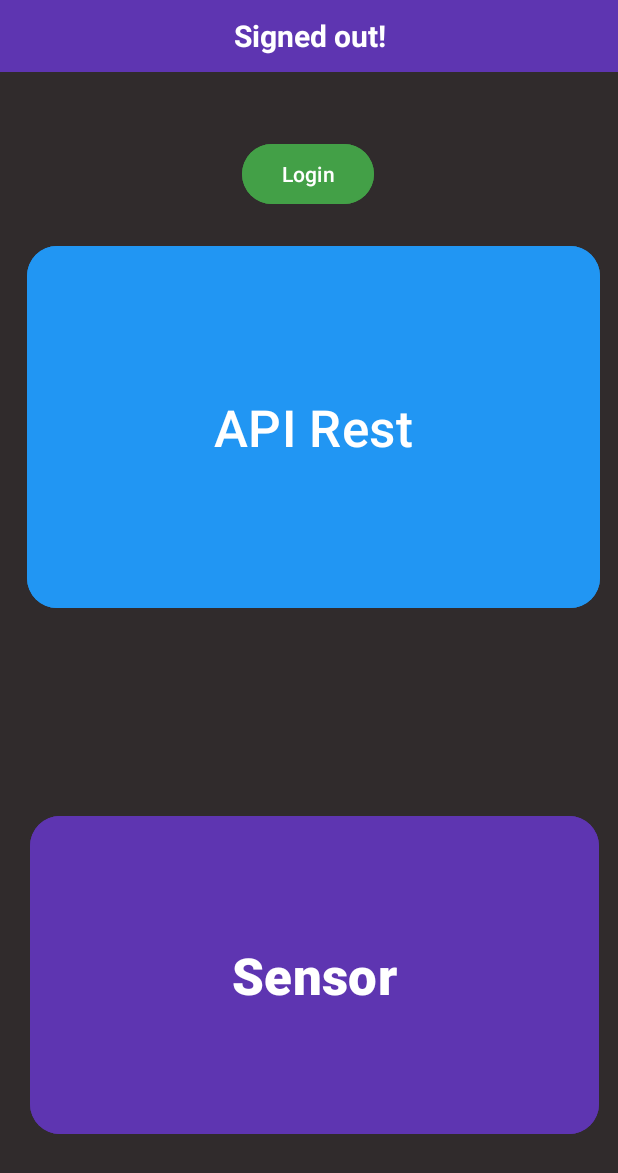
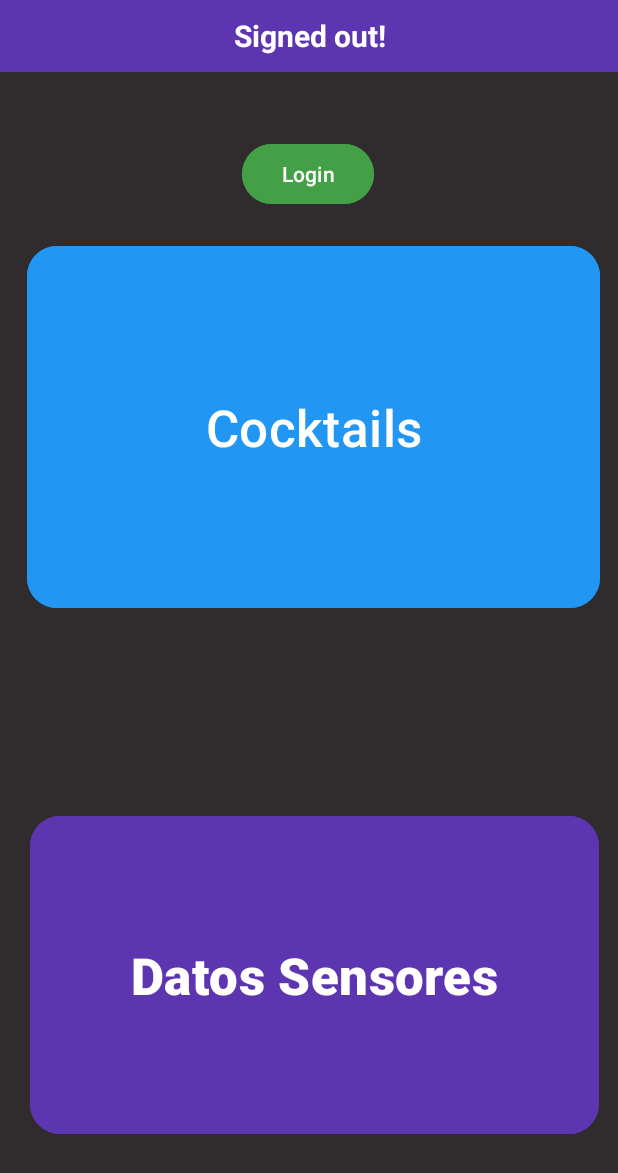
Before and after one commit to AlbertoGuC/PASApp, an Android app: the screen it shows after launch (MainActivity), on a phone screen of 412 x 824 dp. Shown: the top 1173 px of the screen. Run offline under Robolectric (Android 15) with nearby library versions, the phone set to English and light mode, and no system bars; our stand-ins replace Firebase (no records; nobody signed in at launch, a user with empty details on screens opened directly); libraries missing offline, so code that uses them is left out: com.firebase.ui.

Commit message:
interfaz botnoes main

```diff
--- a/app/src/main/res/values/strings.xml
+++ b/app/src/main/res/values/strings.xml
@@ -1,10 +1,9 @@
 <resources>
     <string name="app_name">DicAlcoholZ</string>
-    <string name="introducir_lista_api_rest">Poner API</string>
     <string name="login">Mandar datos sensores</string>
-    <string name="tituloAplicacion">Nombre</string>
-    <string name="actividad1"> API Rest</string>
-    <string name="actividad2">Sensor</string>
+    <string name="tituloAplicacion">DicAlcoholZ</string>
+    <string name="actividad1"> Cocktails</string>
+    <string name="actividad2"> Datos Sensores</string>
 
     <string name="signed_in">Signed in!</string>
     <string name="signed_out">Signed out!</string>
```
